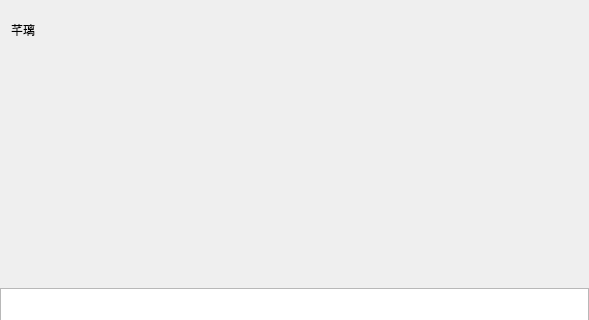
Above: client/llfcchat/chatpage.ui from yqkgwxQl/llfcpro before the change; both pictures show x 0 to 589 and y 0 to 320 of the 589 by 478 pixel window. Below: the same form after it.
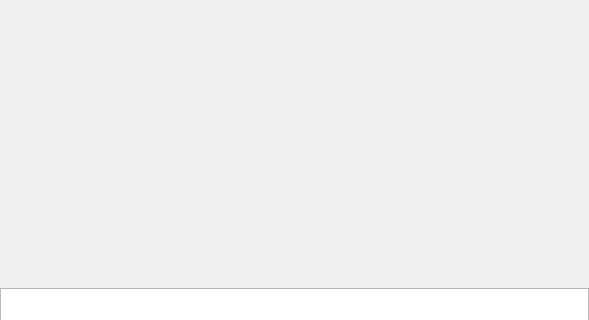
That is the form after the change. Custom widgets are drawn as their Qt base class.

```diff
--- a/client/llfcchat/chatpage.ui
+++ b/client/llfcchat/chatpage.ui
@@ -101,7 +101,7 @@
             <item>
              <widget class="QLabel" name="title_lb">
               <property name="text">
-               <string>芊璃</string>
+               <string/>
               </property>
              </widget>
             </item>
```
